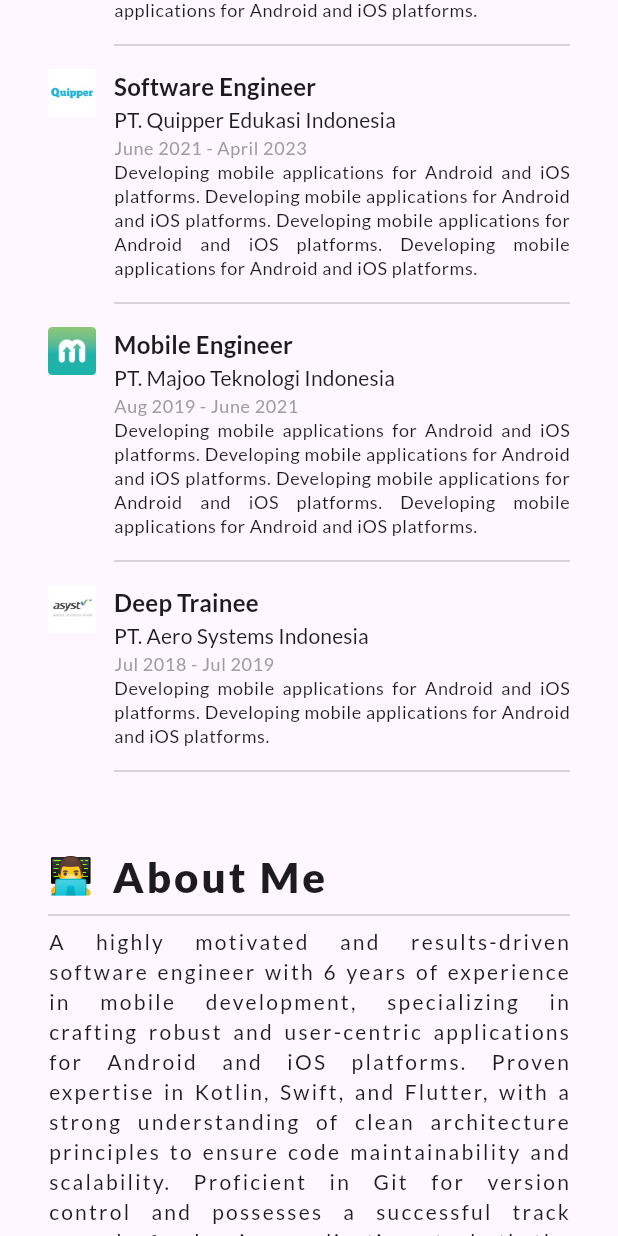
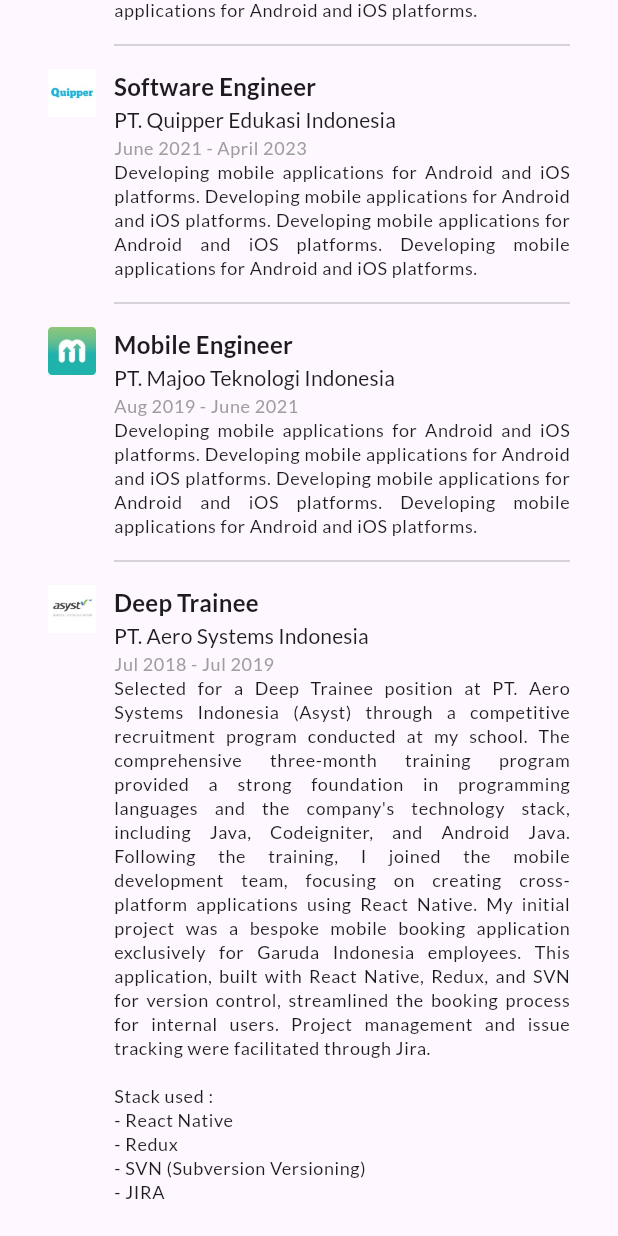
Before and after one commit to prasetya4di/my_cv, a Flutter app: the screen it shows after launch, scrolled down 576 dp, on a phone screen of 412 x 824 dp. Run offline on Flutter 3.47's test engine with Material 3 defaults, Android fonts, the light colour scheme and no system bars; our stand-ins replace google_fonts, simple_icons.

Commit message:
Add proper description for asyst work experience

```diff
--- a/lib/page/widgets/profile_work_experience.dart
+++ b/lib/page/widgets/profile_work_experience.dart
@@ -62,8 +62,9 @@ class ProfileWorkExperience extends StatelessWidget {
           company: "PT. Aero Systems Indonesia",
           startYear: "Jul 2018",
           endYear: "Jul 2019",
-          description:
-          "Developing mobile applications for Android and iOS platforms. Developing mobile applications for Android and iOS platforms.",
+          description: """
+           Selected for a Deep Trainee position at PT. Aero Systems Indonesia (Asyst) through a competitive recruitment program conducted at my school. The comprehensive three-month training program provided a strong foundation in programming languages and the company's technology stack, including Java, Codeigniter, and Android Java. Following the training, I joined the mobile development team, focusing on creating cross-platform applications using React Native.  My initial project was a bespoke mobile booking application exclusively for Garuda Indonesia employees. This application, built with React Native, Redux, and SVN for version control, streamlined the booking process for internal users. Project management and issue tracking were facilitated through Jira.\n\nStack used : \n- React Native\n- Redux\n- SVN (Subversion Versioning)\n- JIRA
+          """,
           useVerticalDivider: false,
         ),
         const SizedBox(height: 18),
```
